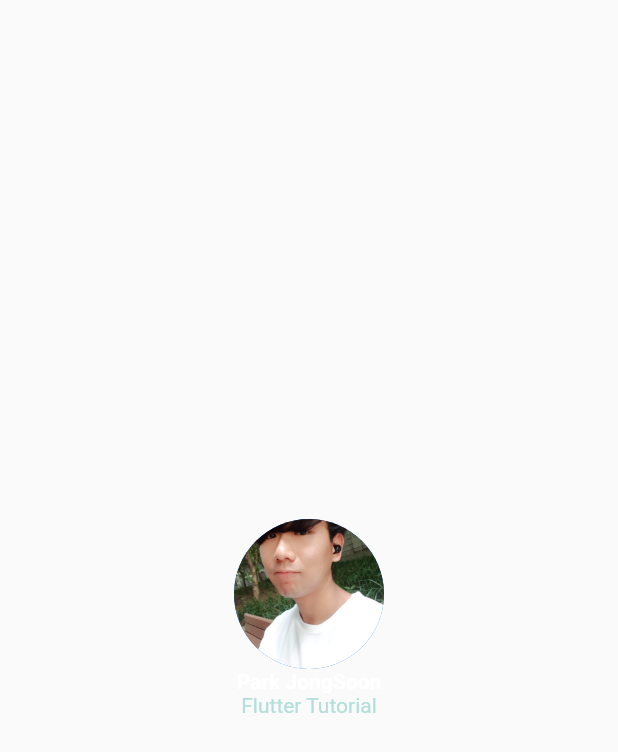
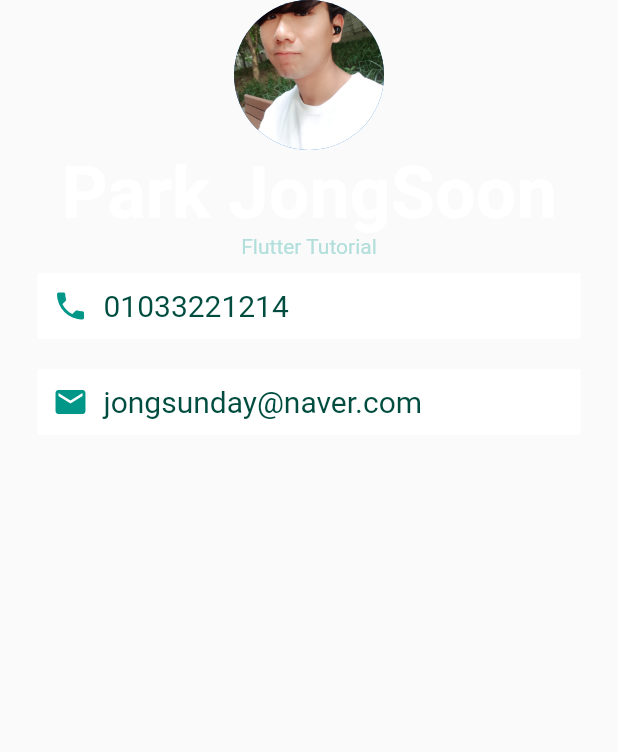
Before and after one commit to ParkJS09/Flutter_study, a Flutter app: what setBody() shows on an empty page, opened directly, on a phone screen of 412 x 824 dp. Shown: the top 752 px of the screen. Run offline on Flutter 3.47's test engine with Material 2 defaults, Android fonts, the phone set to English and light mode, and no system bars; Roboto replaces fonts that are missing (NanumBold, NanumRegular, dokdo).

Commit message:
add_my_profile & add fonts

```diff
--- a/lib/main.dart
+++ b/lib/main.dart
@@ -13,30 +13,75 @@ void main() {
 
 Widget setBody() {
   return Column(
-    mainAxisAlignment: MainAxisAlignment.center,
     children: <Widget>[
       //Profile 을 위한 CircleAvatar
-      Center(
-        child: CircleAvatar(
-          radius: 50.0,
-          backgroundImage: AssetImage('Images/my_image.png'),
-        ),
+      CircleAvatar(
+        radius: 50.0,
+        backgroundImage: AssetImage('Images/my_image.png'),
       ),
       Text(
         "Park JongSoon",
         style: TextStyle(
             fontFamily: 'dokdo',
-            fontSize: 14.0,
+            fontSize: 48.0,
             color: Colors.white,
             fontWeight: FontWeight.bold),
       ),
-
       Text(
         'Flutter Tutorial',
         style: TextStyle(
           fontFamily: 'NanumBold',
           fontSize: 14.0,
           color: Colors.teal.shade100,
+        ),
+      ),
+      Container(
+        color: Colors.white,
+        margin: EdgeInsets.symmetric(vertical: 10.0, horizontal: 25.0),
+        padding: EdgeInsets.all(10.0),
+        child: Row(
+          children: <Widget>[
+            Icon(
+                Icons.phone,
+                color: Colors.teal,
+            ),
+            SizedBox(
+              width: 10.0,
+            ),
+            Text(
+              '01033221214',
+              style: TextStyle(
+                color: Colors.teal.shade900,
+                fontFamily: 'NanumRegular',
+                fontSize: 20.0
+              ),
+            )
+          ],
+        ),
+      ),
+      Container(
+        color: Colors.white,
+        margin: EdgeInsets.symmetric(vertical: 10.0, horizontal: 25.0),
+        padding: EdgeInsets.all(10.0),
+        child: Row(
+          children: <Widget>[
+            Icon(
+              Icons.email,
+              color: Colors.teal,
+            ),
+            SizedBox(
+              width: 10.0,
+            ),
+            Text(
+              'jongsunday@naver.com',
+              style: TextStyle(
+                  color: Colors.teal.shade900,
+                  fontFamily: 'NanumRegular',
+                  fontSize: 20.0
+              ),
+            )
+
+          ],
         ),
       )
     ],
```
